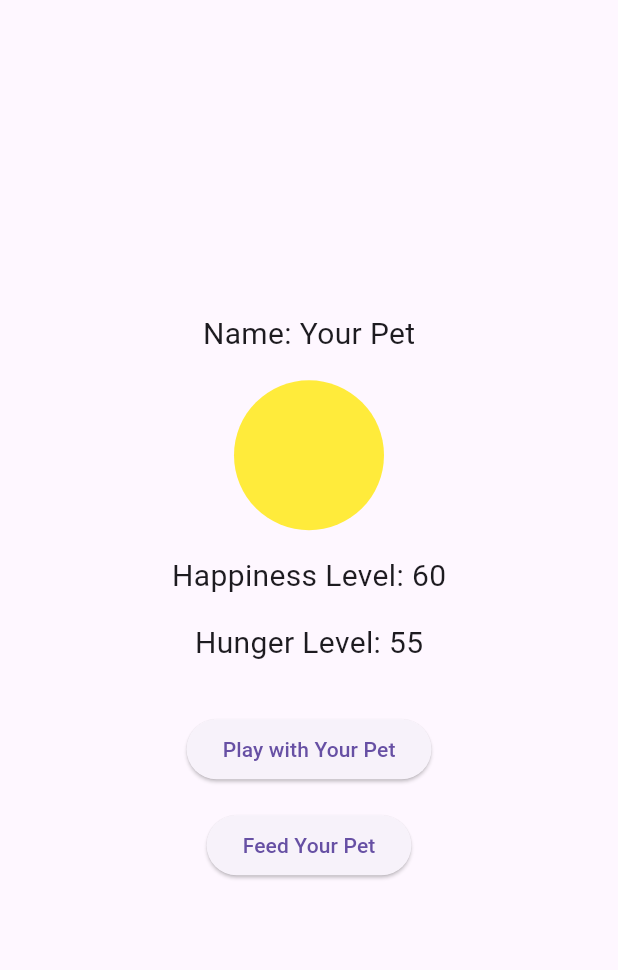
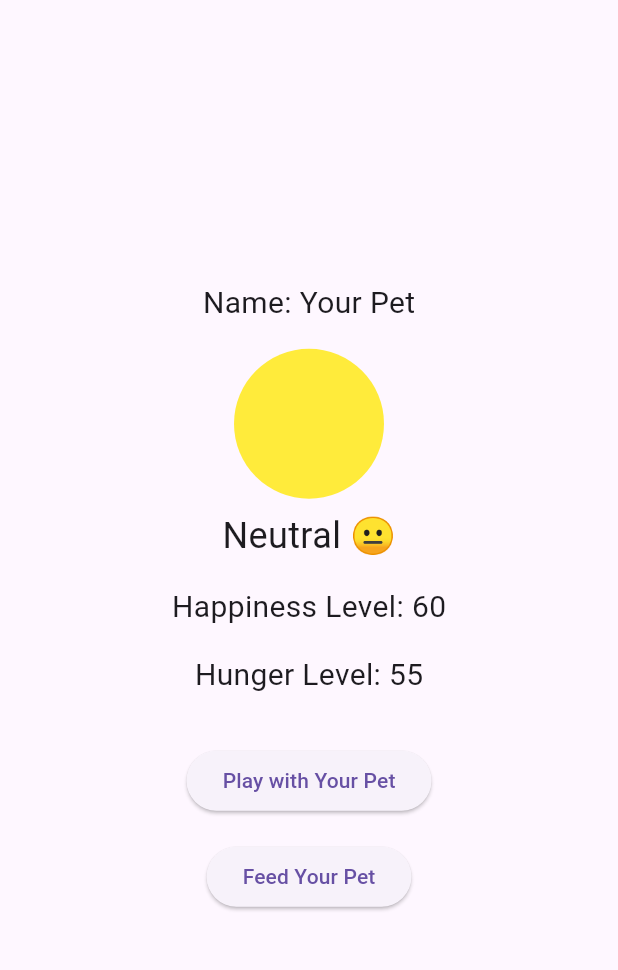
Before and after one commit to diobriggs/Mobile-App-Development-In-Class-Team-Project, a Flutter app: the screen it shows after launch, after a tap on "Play with Your Pet", on a phone screen of 412 x 824 dp, the part 63-1033 px from its top. Run offline on Flutter 3.47's test engine with Material 3 defaults, Android fonts, the light colour scheme and no system bars.

Commit message:
pet mood indicator changes

```diff
--- a/lib/main.dart
+++ b/lib/main.dart
@@ -16,15 +16,23 @@ class _DigitalPetAppState extends State<DigitalPetApp> {
   int happinessLevel = 50;
   int hungerLevel = 50;
   Color petColor = Colors.yellow; // Initial color for "Neutral" mood
+  String petMood = "Neutral"; // Initial mood
+  String petMoodEmoji = "😐"; // Initial emoji for neutral mood
 
-  // Function to update the pet's color based on happiness level
+  // Function to update the pet's color and mood based on happiness level
   void _updatePetAppearance() {
     if (happinessLevel > 70) {
       petColor = Colors.green; // Happy
+      petMood = "Happy";
+      petMoodEmoji = "😄";
     } else if (happinessLevel >= 30 && happinessLevel <= 70) {
       petColor = Colors.yellow; // Neutral
+      petMood = "Neutral";
+      petMoodEmoji = "😐";
     } else {
       petColor = Colors.red; // Unhappy
+      petMood = "Unhappy";
+      petMoodEmoji = "😢";
     }
   }
 
@@ -79,7 +87,7 @@ class _DigitalPetAppState extends State<DigitalPetApp> {
               style: TextStyle(fontSize: 20.0),
             ),
             SizedBox(height: 16.0),
-            // Display pet's happiness with color change
+            // Display pet's happiness with color change and mood indicator
             Container(
               height: 100,
               width: 100,
@@ -87,6 +95,12 @@ class _DigitalPetAppState extends State<DigitalPetApp> {
                 color: petColor, // Color of the pet based on happiness
                 shape: BoxShape.circle,
               ),
+            ),
+            SizedBox(height: 8.0),
+            // Display the pet's mood and emoji
+            Text(
+              '$petMood $petMoodEmoji',
+              style: TextStyle(fontSize: 24.0),
             ),
             SizedBox(height: 16.0),
             Text(
```
